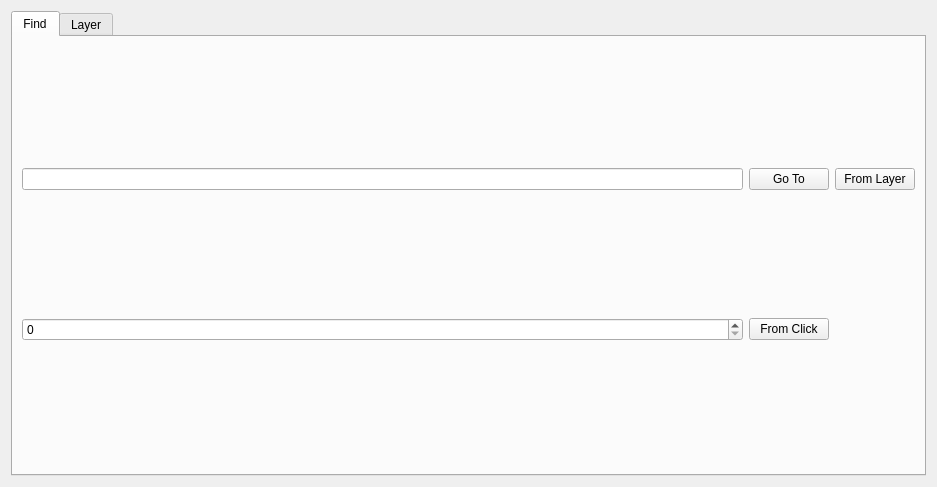
Above: sec_ch_widget/sec_ch_widget.ui from Drew973/pts_site_categorizer before the change. Below: the same form after it.
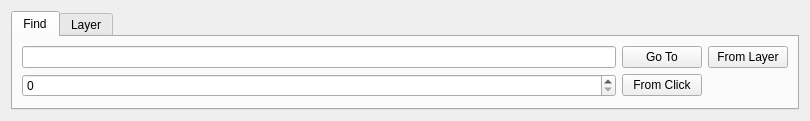
That is the form after the change. Custom widgets are drawn as their Qt base class.

Diff of the .ui file:
```diff
--- a/sec_ch_widget/sec_ch_widget.ui
+++ b/sec_ch_widget/sec_ch_widget.ui
@@ -6,12 +6,12 @@
    <rect>
     <x>0</x>
     <y>0</y>
-    <width>937</width>
-    <height>487</height>
+    <width>810</width>
+    <height>115</height>
    </rect>
   </property>
   <property name="sizePolicy">
-   <sizepolicy hsizetype="Expanding" vsizetype="Expanding">
+   <sizepolicy hsizetype="Expanding" vsizetype="Minimum">
     <horstretch>0</horstretch>
     <verstretch>0</verstretch>
    </sizepolicy>
@@ -22,6 +22,12 @@
   <layout class="QHBoxLayout" name="horizontalLayout_2">
    <item>
     <widget class="QTabWidget" name="tabWidget">
+     <property name="sizePolicy">
+      <sizepolicy hsizetype="Preferred" vsizetype="Minimum">
+       <horstretch>0</horstretch>
+       <verstretch>0</verstretch>
+      </sizepolicy>
+     </property>
      <property name="currentIndex">
       <number>0</number>
      </property>
```
